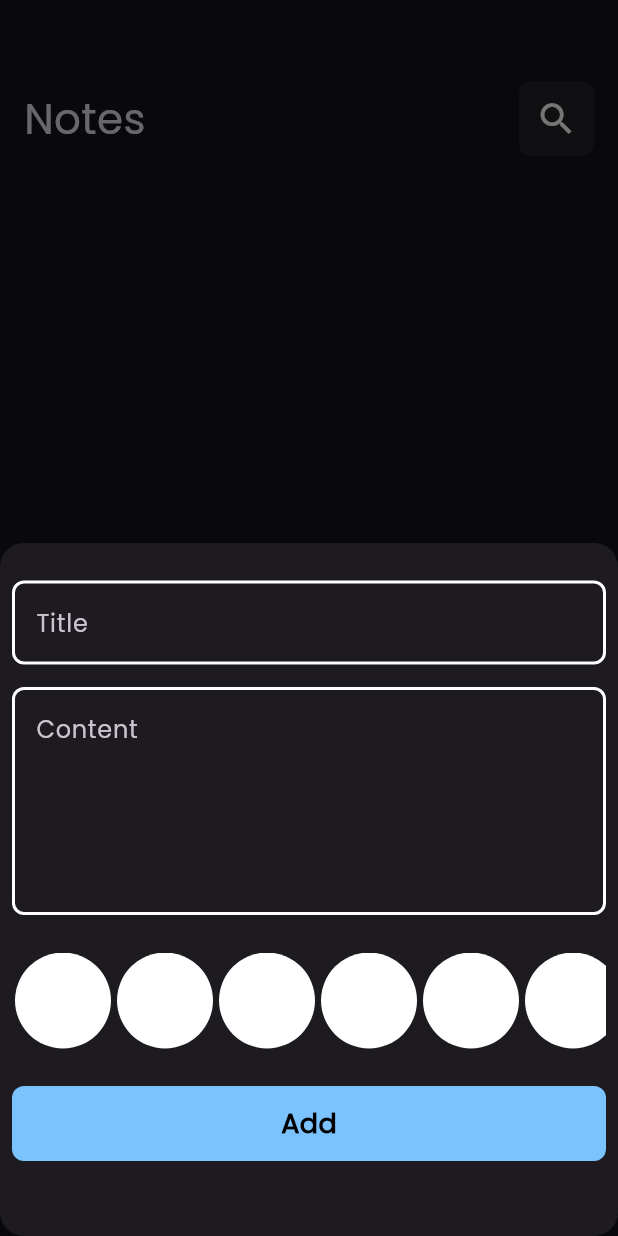
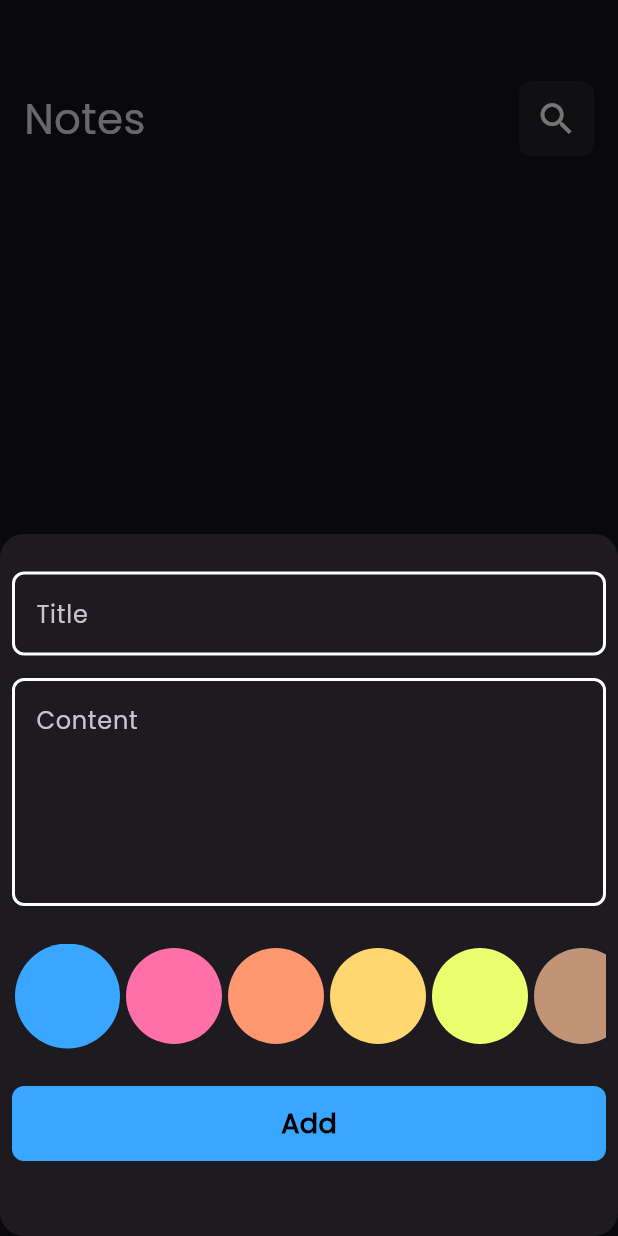
Before and after one commit to mohamedagm/notes_v1, a Flutter app: the screen it shows after launch, after a tap on the "add" icon, on a phone screen of 412 x 824 dp. Run offline on Flutter 3.47's test engine with Material 3 defaults, Android fonts, the phone set to English and light mode, and no system bars; our stand-ins replace bloc, flutter_bloc, hive, hive_flutter; accounts and stored records are empty.

Commit message:
finish active colorITem selection UI

```diff
--- a/lib/constants.dart
+++ b/lib/constants.dart
@@ -1,4 +1,4 @@
 import 'package:flutter/material.dart';
 
-const kPrimaryColor = Color.fromARGB(255, 122, 195, 255);
+const kPrimaryColor = Color.fromARGB(255, 57, 166, 255);
 const kNoteBox = 'notesBox';
--- a/lib/views/widgets/color_item.dart
+++ b/lib/views/widgets/color_item.dart
@@ -1,10 +1,18 @@
 import 'package:flutter/material.dart';
+import 'package:notes_v1/constants.dart';
 
 class ColorItem extends StatelessWidget {
-  const ColorItem({super.key});
-
+  const ColorItem({super.key, required this.color, required this.isActive});
+  final int color;
+  final bool isActive;
   @override
   Widget build(BuildContext context) {
-    return CircleAvatar(backgroundColor: Colors.white, radius: 32);
+    return isActive
+        ? CircleAvatar(
+          backgroundColor: kPrimaryColor,
+          radius: 35,
+          child: CircleAvatar(backgroundColor: Color(color), radius: 32),
+        )
+        : CircleAvatar(backgroundColor: Color(color), radius: 32);
   }
 }
--- a/lib/views/widgets/color_item_list.dart
+++ b/lib/views/widgets/color_item_list.dart
@@ -1,23 +1,52 @@
 import 'package:flutter/material.dart';
+import 'package:notes_v1/constants.dart';
 import 'package:notes_v1/views/widgets/color_item.dart';
 
-class ColorItemList extends StatelessWidget {
+class ColorItemList extends StatefulWidget {
   const ColorItemList({super.key});
 
   @override
+  State<ColorItemList> createState() => _ColorItemListState();
+}
+
+class _ColorItemListState extends State<ColorItemList> {
+  bool isActive = true;
+  int colorIndex = 0;
+  @override
   Widget build(BuildContext context) {
     return SizedBox(
-      height: 64,
+      height: 70,
       child: ListView.builder(
         itemBuilder: (context, index) {
           return Padding(
             padding: const EdgeInsets.symmetric(horizontal: 2.0),
-            child: ColorItem(),
+            child: GestureDetector(
+              onTap: () {
+                isActive = true;
+                colorIndex = index;
+                setState(() {});
+              },
+              child: ColorItem(
+                color: noteColors[index],
+                isActive: colorIndex == index ? isActive : false,
+              ),
+            ),
           );
         },
         scrollDirection: Axis.horizontal,
-        itemCount: 10,
+        itemCount: 8,
       ),
     );
   }
 }
+
+final List<int> noteColors = [
+  kPrimaryColor.value,
+  0xffff70a6,
+  0xffff9770,
+  0xffffd670,
+  0xffe9ff70,
+  0xffc19477,
+  0xff204b57,
+  0xff2af5ff,
+];
```
